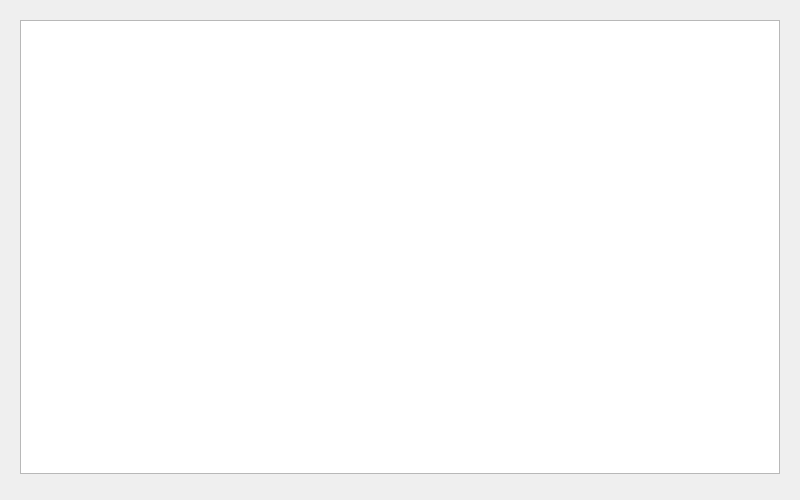
The window that rana_qgis_plugin/widgets/ui/browser.ui (nens/rana-qgis-plugin) describes before a commit, drawn with Qt 5.
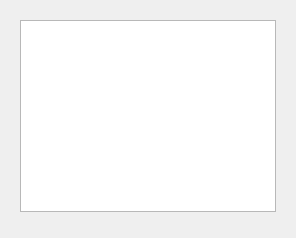
The same window after the commit.

Commit message: wip - show file browser in the right panel

The edit to the form file:
```diff
--- a/rana_qgis_plugin/widgets/ui/browser.ui
+++ b/rana_qgis_plugin/widgets/ui/browser.ui
@@ -1,27 +1,7 @@
 <?xml version="1.0" encoding="UTF-8"?>
 <ui version="4.0">
- <class>Dialog</class>
- <widget class="QDialog" name="Dialog">
-  <property name="geometry">
-   <rect>
-    <x>0</x>
-    <y>0</y>
-    <width>800</width>
-    <height>500</height>
-   </rect>
-  </property>
-  <property name="maximumSize">
-   <size>
-    <width>1000</width>
-    <height>800</height>
-   </size>
-  </property>
-  <property name="focusPolicy">
-   <enum>Qt::StrongFocus</enum>
-  </property>
-  <property name="windowTitle">
-   <string>Rana</string>
-  </property>
+ <class>RanaFileBrowserWidget</class>
+ <widget class="QWidget" name="RanaFileBrowserWidget">
   <layout class="QGridLayout" name="gridLayout">
    <item row="0" column="0">
     <widget class="QWidget" name="widget" native="true">
```
The commit also changes 3 other files.
